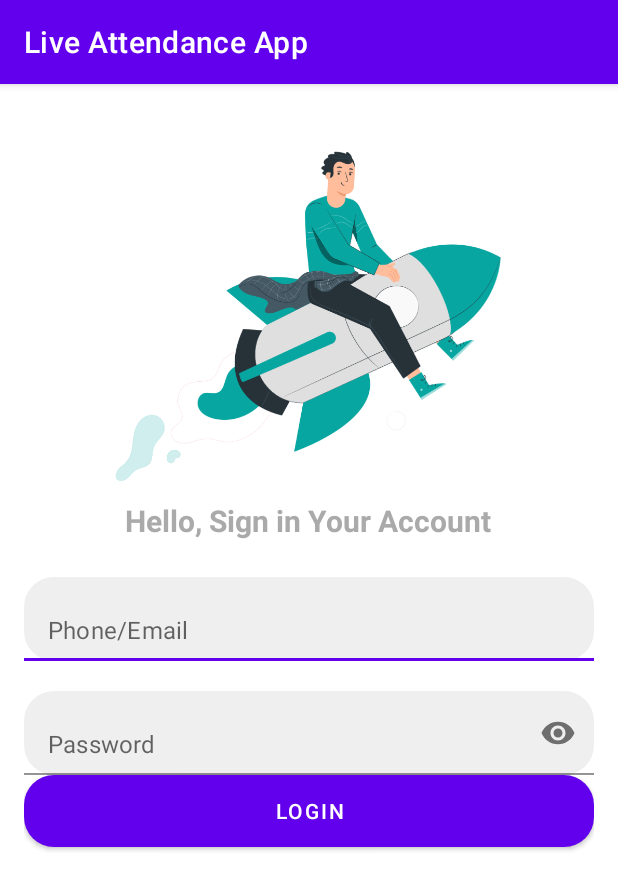
After one commit to MFirdaus86/presensi-online, an Android app: the LoginActivity screen opened directly, with no data from a screen before it, on a phone screen of 412 x 824 dp. The commit adds this screen. Shown: the top 890 px of the screen. Run offline under Robolectric (Android 15) with nearby library versions, the phone set to English and light mode, and no system bars.

Commit message:
ui: add login page

```diff
--- a/app/src/main/AndroidManifest.xml
+++ b/app/src/main/AndroidManifest.xml
@@ -9,6 +9,9 @@
         android:roundIcon="@mipmap/ic_launcher_round"
         android:supportsRtl="true"
         android:theme="@style/Theme.LiveAttendanceApp">
+        <activity
+            android:name=".views.login.LoginActivity"
+            android:exported="false" />
         <activity
             android:name=".views.splash.SplashActivity"
             android:exported="false" />
--- /dev/null
+++ b/app/src/main/java/com/example/liveattendanceapp/views/login/LoginActivity.kt
@@ -0,0 +1,12 @@
+package com.example.liveattendanceapp.views.login
+
+import androidx.appcompat.app.AppCompatActivity
+import android.os.Bundle
+import com.example.liveattendanceapp.R
+
+class LoginActivity : AppCompatActivity() {
+    override fun onCreate(savedInstanceState: Bundle?) {
+        super.onCreate(savedInstanceState)
+        setContentView(R.layout.activity_login)
+    }
+}
--- /dev/null
+++ b/app/src/main/res/drawable/bg_btn_primary.xml
@@ -0,0 +1,8 @@
+<?xml version="1.0" encoding="utf-8"?>
+<shape xmlns:android="http://schemas.android.com/apk/res/android"
+    android:shape="rectangle">
+
+    <corners android:radius="20dp"/>
+    <solid android:color="@color/colorPrimary"/>
+
+</shape>
--- /dev/null
+++ b/app/src/main/res/drawable/bg_edit_text.xml
@@ -0,0 +1,8 @@
+<?xml version="1.0" encoding="utf-8"?>
+<shape xmlns:android="http://schemas.android.com/apk/res/android"
+    android:shape="rectangle">
+
+    <corners android:radius="20dp"/>
+    <solid android:color="#EFEFEF"/>
+
+</shape>
--- /dev/null
+++ b/app/src/main/res/layout/activity_login.xml
@@ -0,0 +1,76 @@
+<?xml version="1.0" encoding="utf-8"?>
+<ScrollView xmlns:android="http://schemas.android.com/apk/res/android"
+    xmlns:app="http://schemas.android.com/apk/res-auto"
+    xmlns:tools="http://schemas.android.com/tools"
+    android:layout_width="match_parent"
+    android:layout_height="match_parent"
+    android:fillViewport="true"
+    tools:context=".views.login.LoginActivity">
+
+    <LinearLayout
+        android:layout_width="match_parent"
+        android:layout_height="wrap_content"
+        android:gravity="center_horizontal"
+        android:orientation="vertical"
+        android:paddingStart="16dp"
+        android:paddingEnd="16dp">
+
+        <ImageView
+            android:layout_width="wrap_content"
+            android:layout_height="wrap_content"
+            android:src="@drawable/image_login"/>
+
+        <TextView
+            android:layout_width="wrap_content"
+            android:layout_height="wrap_content"
+            android:text="@string/hello_sign_in_your_account"
+            android:textColor="@android:color/darker_gray"
+            android:textSize="20sp"
+            android:textStyle="bold"/>
+
+        <com.google.android.material.textfield.TextInputLayout
+            android:layout_width="match_parent"
+            android:layout_height="56dp"
+            app:hintEnabled="false"
+            android:layout_marginTop="24dp">
+
+            <com.google.android.material.textfield.TextInputEditText
+                android:id="@+id/et_email_login"
+                android:layout_width="match_parent"
+                android:layout_height="match_parent"
+                android:background="@drawable/bg_edit_text"
+                android:hint="@string/phone_email"
+                android:inputType="textEmailAddress"
+                android:paddingStart="16dp"
+                android:paddingEnd="16dp"/>
+
+        </com.google.android.material.textfield.TextInputLayout>
+
+        <com.google.android.material.textfield.TextInputLayout
+            android:layout_width="match_parent"
+            android:layout_height="56dp"
+            app:hintEnabled="false"
+            app:endIconMode="password_toggle"
+            android:layout_marginTop="20dp">
+
+            <com.google.android.material.textfield.TextInputEditText
+                android:id="@+id/et_password_login"
+                android:layout_width="match_parent"
+                android:layout_height="match_parent"
+                android:background="@drawable/bg_edit_text"
+                android:hint="@string/password"
+                android:paddingStart="16dp"
+                android:paddingEnd="16dp"
+                android:inputType="textPassword"/>
+        </com.google.android.material.textfield.TextInputLayout>
+
+        <Button
+            android:id="@+id/btn_login"
+            android:layout_width="match_parent"
+            android:layout_height="wrap_content"
+            android:text="@string/login"
+            android:textColor="@android:color/white"
+            android:background="@drawable/bg_btn_primary"/>
+    </LinearLayout>
+
+</ScrollView>
--- a/app/src/main/res/values/strings.xml
+++ b/app/src/main/res/values/strings.xml
@@ -1,3 +1,7 @@
 <resources>
     <string name="app_name">Live Attendance App</string>
+    <string name="hello_sign_in_your_account">Hello, Sign in Your Account</string>
+    <string name="phone_email">Phone/Email</string>
+    <string name="password">Password</string>
+    <string name="login">Login</string>
 </resources>
```
